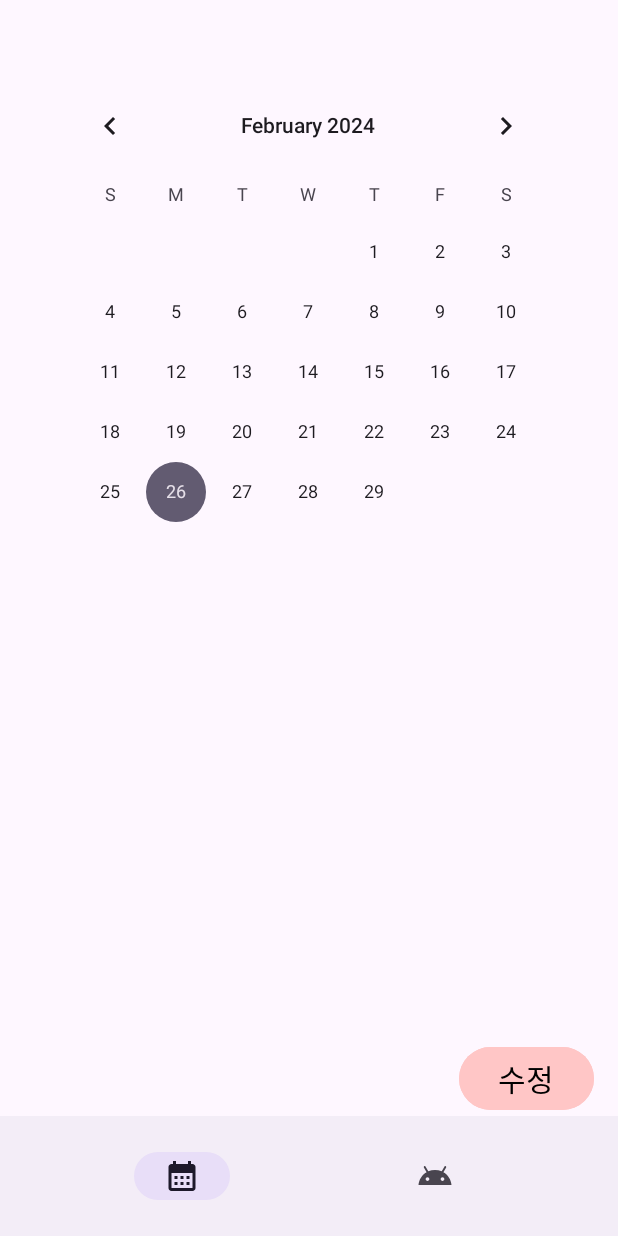
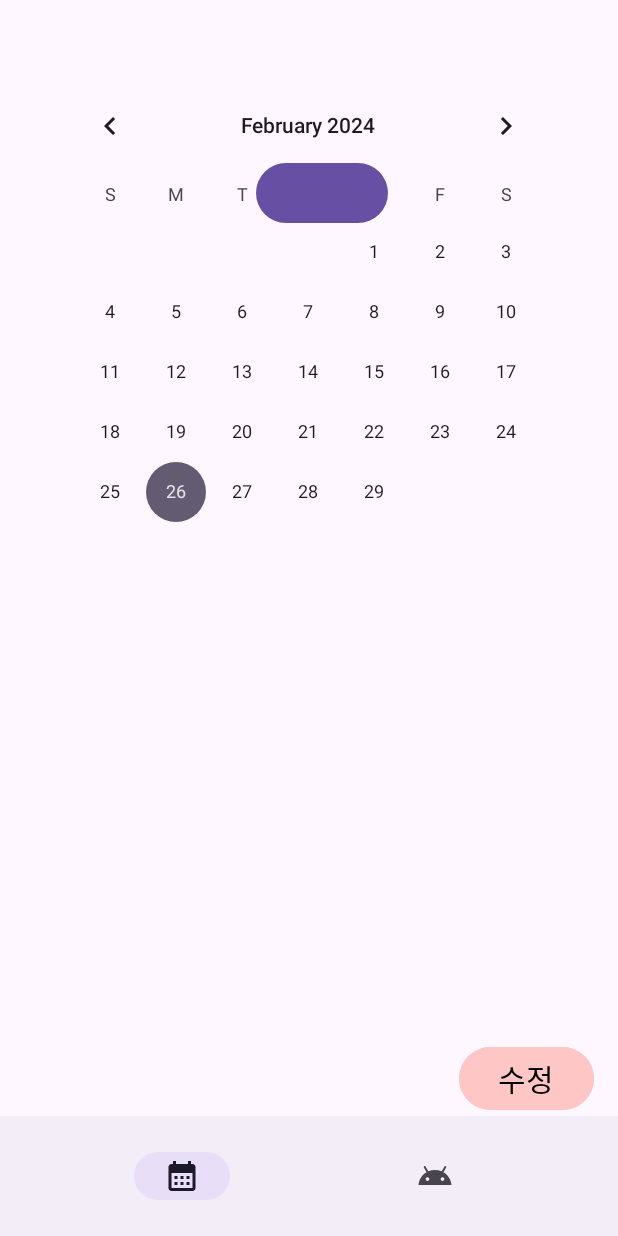
Before and after one commit to skdud0629/Iamzero, an Android app: the fragment DiaryFragment placed in its activity, on a phone screen of 412 x 824 dp. Run offline under Robolectric (Android 15) with nearby library versions, the phone set to English and light mode, and no system bars; our stand-ins replace Room's generated code, data binding.

Commit message:
add upload button

```diff
--- a/app/src/main/res/layout/fragment_diary.xml
+++ b/app/src/main/res/layout/fragment_diary.xml
@@ -30,6 +30,15 @@
             app:layout_constraintTop_toTopOf="parent"
             tools:text="Thirfir"/>
 
+        <Button
+            android:id="@+id/upload_btn"
+            android:layout_width="wrap_content"
+            android:layout_height="wrap_content"
+            app:layout_constraintStart_toStartOf="@+id/profile_tv"
+            app:layout_constraintTop_toBottomOf="@+id/profile_tv">
+
+        </Button>
+
     </androidx.constraintlayout.widget.ConstraintLayout>
 
     <androidx.recyclerview.widget.RecyclerView
```
